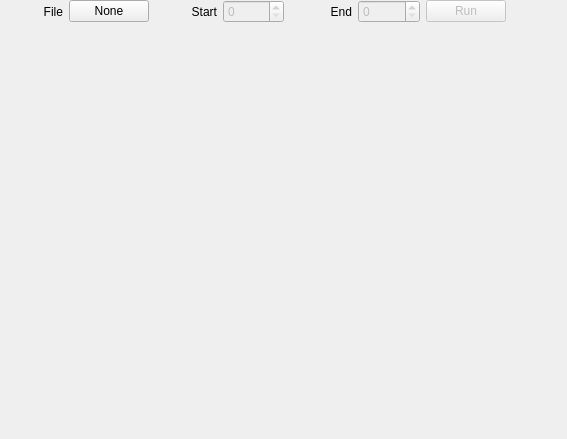
This is greedy/greedy_view.ui in PereBal/advanced-algorithms as Qt 5 draws it before an edit. The edited form follows.
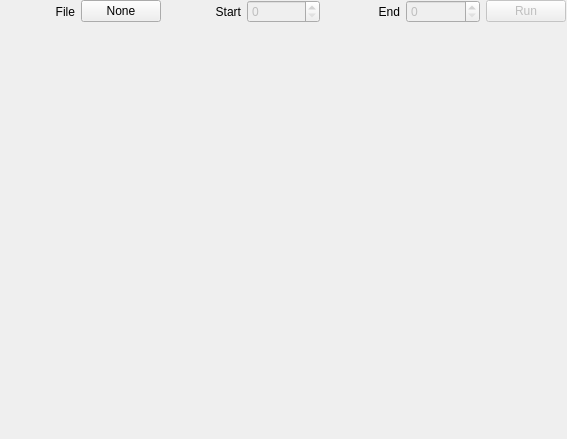
This is the edited form.

Diff of the .ui file:
```diff
--- a/greedy/greedy_view.ui
+++ b/greedy/greedy_view.ui
@@ -32,7 +32,7 @@
       <number>6</number>
      </property>
      <property name="rightMargin">
-      <number>60</number>
+      <number>0</number>
      </property>
      <item>
       <widget class="QLabel" name="label">
```
